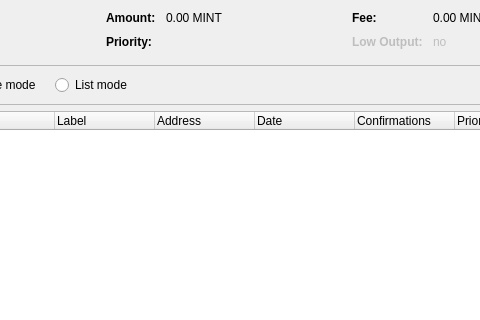
Old version of the form src/qt/forms/coincontroldialog.ui in the repository MintcoinCommunity/Mintcoin-Desktop-Wallet; both pictures show x 157 to 637 and y 0 to 320 of the 1000 by 500 pixel window.
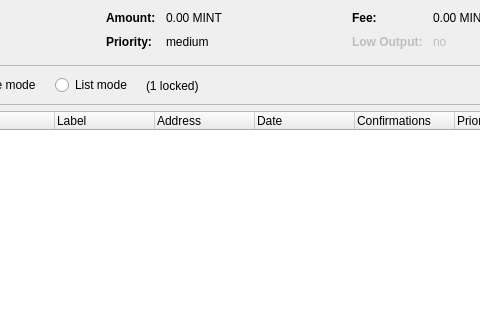
New version of the form. Custom widgets are drawn as their Qt base class.

Commit message:
[Qt] coin-control features GUI cleanup 3
- remove style sheets from ui files and use Qt attributes instead
- make some more strings untranslatable, to make life for translators
  easier
- split up long tooltips an rework the texts a little

BTC Commit(s):
d3207b6fa8283cdd15bfa89b222880cf20524c35

What changed in the file:
```diff
--- a/src/qt/forms/coincontroldialog.ui
+++ b/src/qt/forms/coincontroldialog.ui
@@ -148,6 +148,9 @@
          <property name="contextMenuPolicy">
           <enum>Qt::ActionsContextMenu</enum>
          </property>
+         <property name="text">
+          <string notr="true">medium</string>
+         </property>
          <property name="textInteractionFlags">
           <set>Qt::LinksAccessibleByMouse|Qt::TextSelectableByKeyboard|Qt::TextSelectableByMouse</set>
          </property>
@@ -374,6 +377,13 @@
          </property>
         </widget>
        </item>
+       <item>
+        <widget class="QLabel" name="labelLocked">
+         <property name="text">
+          <string notr="true">(1 locked)</string>
+         </property>
+        </widget>
+       </item>
        <item>
         <spacer name="horizontalSpacer">
          <property name="orientation">
```
Left out of the diff: 58 changed lines with no effect on the pictures. The commit also changes 2 other files.
